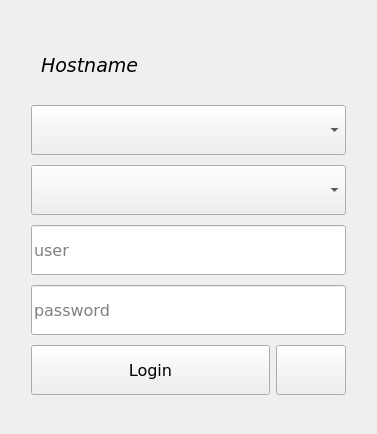
This is loginform.ui in surlykke/qt-lightdm-greeter as Qt 5 draws it before an edit. The edited form follows.
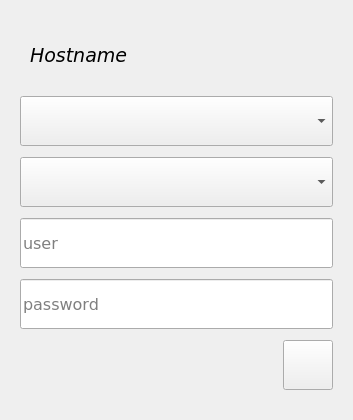
This is the edited form. Icons and pictures are not drawn.

Commit message: Drop login button - hitting return will do

Patch:
```diff
--- a/loginform.ui
+++ b/loginform.ui
@@ -6,8 +6,8 @@
    <rect>
     <x>0</x>
     <y>0</y>
-    <width>377</width>
-    <height>434</height>
+    <width>353</width>
+    <height>420</height>
    </rect>
   </property>
   <property name="font">
@@ -28,22 +28,8 @@
        <verstretch>0</verstretch>
       </sizepolicy>
      </property>
-     <layout class="QVBoxLayout" name="verticalLayout">
-      <property name="leftMargin">
-       <number>20</number>
-      </property>
-      <property name="topMargin">
-       <number>20</number>
-      </property>
-      <property name="rightMargin">
-       <number>20</number>
-      </property>
-      <property name="bottomMargin">
-       <number>20</number>
-      </property>
-      <item>
-       <layout class="QHBoxLayout" name="horizontalLayout_2">
-        <item>
+     <layout class="QGridLayout" name="gridLayout">
+      <item row="0" column="0">
          <widget class="QLabel" name="hostnameLabel">
           <property name="minimumSize">
            <size>
@@ -80,7 +66,7 @@
           </property>
          </widget>
         </item>
-        <item>
+      <item row="0" column="1">
          <widget class="QLabel" name="iconLabel">
           <property name="minimumSize">
            <size>
@@ -108,9 +94,7 @@
           </property>
          </widget>
         </item>
-       </layout>
-      </item>
-      <item>
+      <item row="1" column="0" colspan="2">
        <widget class="QComboBox" name="sessionCombo">
         <property name="minimumSize">
          <size>
@@ -133,7 +117,7 @@
         </property>
        </widget>
       </item>
-      <item>
+      <item row="2" column="0" colspan="2">
        <widget class="QComboBox" name="userCombo">
         <property name="minimumSize">
          <size>
@@ -156,7 +140,7 @@
         </property>
        </widget>
       </item>
-      <item>
+      <item row="3" column="0" colspan="2">
        <widget class="QLineEdit" name="otherUserInput">
         <property name="minimumSize">
          <size>
@@ -182,7 +166,7 @@
         </property>
        </widget>
       </item>
-      <item>
+      <item row="4" column="0" colspan="2">
        <widget class="QLineEdit" name="passwordInput">
         <property name="minimumSize">
          <size>
@@ -211,32 +195,7 @@
         </property>
        </widget>
       </item>
-      <item>
-       <layout class="QHBoxLayout" name="horizontalLayout">
-        <item>
-         <widget class="QPushButton" name="loginButton">
-          <property name="minimumSize">
-           <size>
-            <width>0</width>
-            <height>50</height>
-           </size>
-          </property>
-          <property name="font">
-           <font>
-            <family>Bitstream Vera Sans</family>
-            <weight>50</weight>
-            <bold>false</bold>
-           </font>
-          </property>
-          <property name="autoFillBackground">
-           <bool>false</bool>
-          </property>
-          <property name="text">
-           <string>Login</string>
-          </property>
-         </widget>
-        </item>
-        <item>
+      <item row="5" column="1">
          <widget class="QPushButton" name="leaveButton">
           <property name="minimumSize">
            <size>
@@ -258,8 +217,6 @@
             <normaloff>:/resources/leaveIcon.svg</normaloff>:/resources/leaveIcon.svg</iconset>
           </property>
          </widget>
-        </item>
-       </layout>
       </item>
      </layout>
     </widget>
```
Lines whose indentation alone changed are shown as unchanged. The commit also changes 2 other files.
